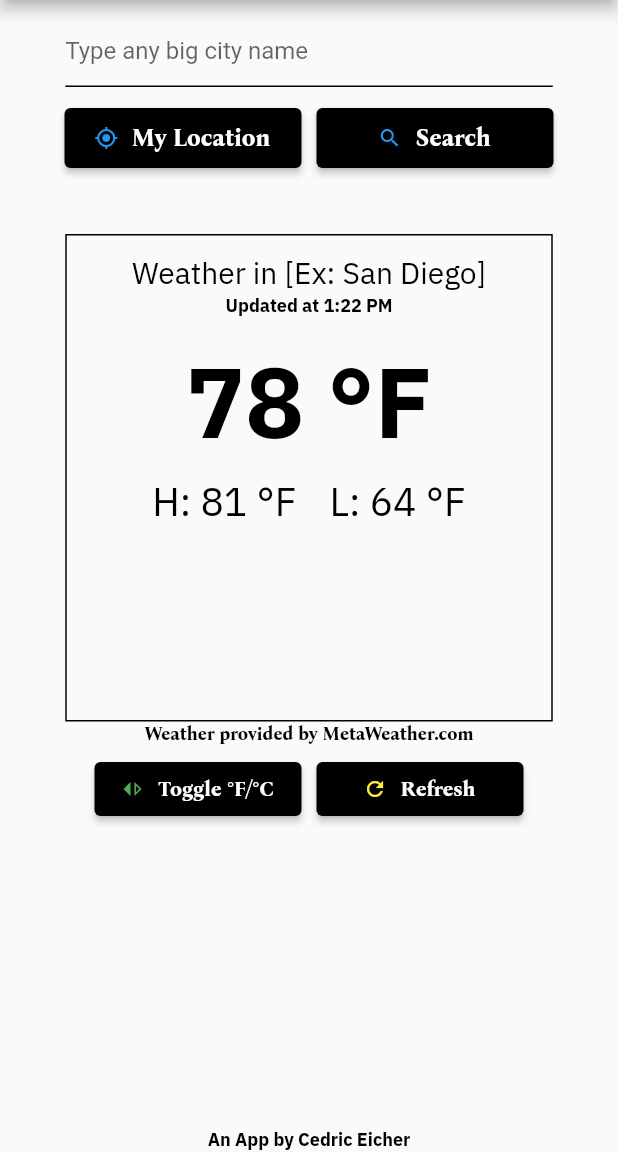
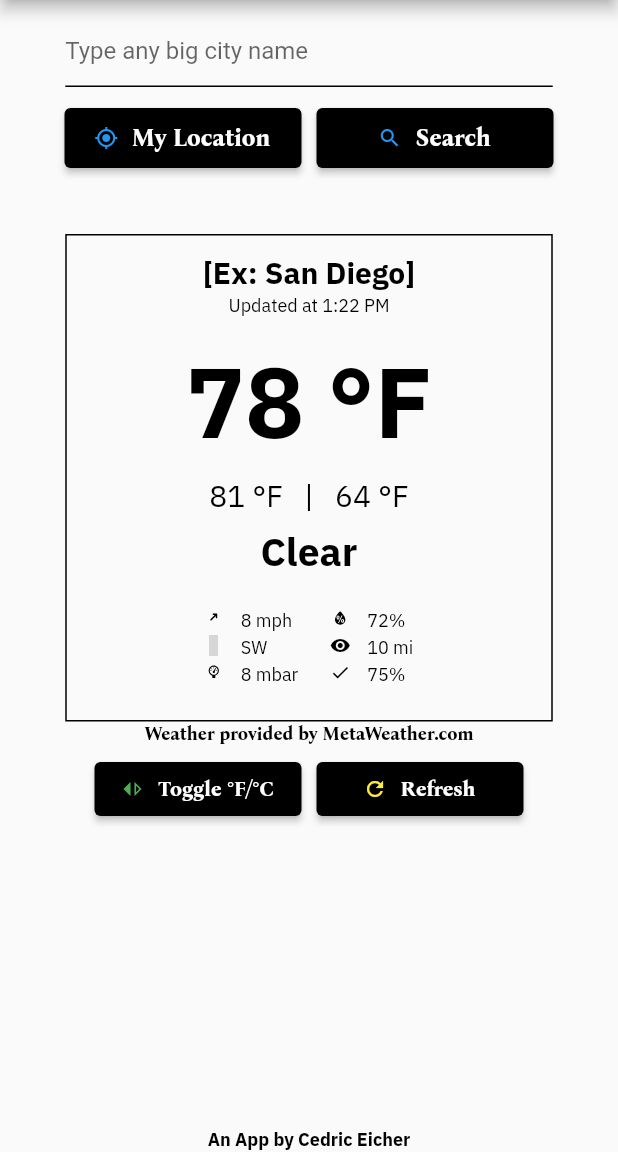
Before and after one commit to cedriceicher10/VeryGoodWeatherApp, a Flutter app: the screen it shows after launch, on a phone screen of 412 x 824 dp, the part 84-1236 px from its top. Run offline on Flutter 3.47's test engine with Material 2 defaults, Android fonts, the phone set to English and light mode, and no system bars; our stand-ins replace flutter_bloc, weather_icons; grey boxes are pictures that could not be loaded.

Commit message:
Added additional weather metrics and icons to the weather display

```diff
--- a/lib/weather_screen.dart
+++ b/lib/weather_screen.dart
@@ -4,6 +4,7 @@ import 'package:url_launcher/url_launcher.dart';
 import 'package:flutter_bloc/flutter_bloc.dart';
 import 'package:verygoodweatherapp/styles.dart';
 import 'package:verygoodweatherapp/weather_package.dart';
+import 'package:weather_icons/weather_icons.dart';
 import 'formatted_text.dart';
 import 'weather_cubit.dart';
 
@@ -57,7 +58,7 @@ class _WeatherScreenState extends State<WeatherScreen> {
                   const SizedBox(height: spacing * 4),
                   weatherContainer(
                       weather, weatherContainerWidth, weatherContainerHeight),
-                  meatWeatherConsideration(
+                  meatWeatherConsiderationText(
                       'Weather provided by MetaWeather.com'),
                   const SizedBox(height: spacing / 2),
                   Row(mainAxisAlignment: MainAxisAlignment.center, children: [
@@ -159,19 +160,133 @@ class _WeatherScreenState extends State<WeatherScreen> {
 
   Widget weatherDisplay(WeatherPackage weather) {
     return Column(children: [
-      weatherTitle('Weather in ${weather.locationName}'),
-      updateTime('Updated at ${weather.updateTime}'),
+      weatherTitle(weather.locationName),
+      updateTimeText('Updated at ${weather.updateTime}'),
       const SizedBox(height: 10),
-      currentTemp(weather.currentTemp.toStringAsFixed(0), weather.isFahrenheit),
+      currentTempText(
+          weather.currentTemp.toStringAsFixed(0), weather.isFahrenheit),
       const SizedBox(height: 5),
+      hiLoTempText(weather.highTemp.toStringAsFixed(0),
+          weather.lowTemp.toStringAsFixed(0), weather.isFahrenheit),
+      const SizedBox(height: 5),
+      weatherStateText(weather.weatherState),
+      const SizedBox(height: 20),
       Row(mainAxisAlignment: MainAxisAlignment.center, children: [
-        hiLoTemp(
-            weather.highTemp.toStringAsFixed(0), true, weather.isFahrenheit),
+        Column(
+          mainAxisAlignment: MainAxisAlignment.center,
+          crossAxisAlignment: CrossAxisAlignment.start,
+          children: [
+            weatherMetricText('${weather.windSpeed.toStringAsFixed(0)} mph', 1),
+            weatherMetricText('${weather.windDirection}', 2),
+            weatherMetricText(
+                '${weather.airPressure.toStringAsFixed(0)} mbar', 3)
+          ],
+        ),
         const SizedBox(width: 20),
-        hiLoTemp(
-            weather.lowTemp.toStringAsFixed(0), false, weather.isFahrenheit)
+        Column(
+          mainAxisAlignment: MainAxisAlignment.start,
+          crossAxisAlignment: CrossAxisAlignment.start,
+          children: [
+            weatherMetricText('${weather.humidity}%', 4),
+            weatherMetricText('${weather.visibility.toStringAsFixed(0)} mi', 5),
+            weatherMetricText('${weather.predictability}%', 6)
+          ],
+        ),
       ])
     ]);
+  }
+
+  Widget weatherMetricText(String text, int mode) {
+    double iconSize = 14;
+    Color iconColor = Colors.black;
+    Icon metricIcon = Icon(
+      WeatherIcons.day_sunny,
+      color: iconColor,
+      size: iconSize,
+    );
+    switch (mode) {
+      // Wind Speed
+      case 1:
+        {
+          metricIcon = Icon(
+            WeatherIcons.direction_up_right,
+            color: iconColor,
+            size: iconSize,
+          );
+        }
+        break;
+      // Wind Direction
+      case 2:
+        {
+          metricIcon = Icon(
+            WeatherIcons.wind_deg_225,
+            color: iconColor,
+            size: iconSize,
+          );
+        }
+        break;
+      // Air Pressure
+      case 3:
+        {
+          metricIcon = Icon(
+            WeatherIcons.barometer,
+            color: iconColor,
+            size: iconSize,
+          );
+        }
+        break;
+      // Humidity
+      case 4:
+        {
+          metricIcon = Icon(
+            WeatherIcons.humidity,
+            color: iconColor,
+            size: iconSize,
+          );
+        }
+        break;
+      // Visibility
+      case 5:
+        {
+          metricIcon = Icon(
+            Icons.visibility,
+            color: iconColor,
+            size: iconSize,
+          );
+        }
+        break;
+      // Predictability
+      case 6:
+        {
+          metricIcon = Icon(
+            Icons.check,
+            color: iconColor,
+            size: iconSize,
+          );
+        }
+        break;
+    }
+    return Row(
+      crossAxisAlignment: CrossAxisAlignment.start,
+      children: [
+        metricIcon,
+        const SizedBox(width: 10),
+        FormattedText(
+            text: text,
+            size: s_fontSizeExtraSmall,
+            color: Colors.black,
+            font: s_font_IBMPlexSans)
+      ],
+    );
+  }
+
+  Widget weatherStateText(String text) {
+    return FormattedText(
+        text: text,
+        size: s_fontSizeMedLarge,
+        color: Colors.black,
+        font: s_font_IBMPlexSans,
+        weight: FontWeight.bold);
   }
 
   Widget weatherTitle(String text) {
@@ -179,19 +294,19 @@ class _WeatherScreenState extends State<WeatherScreen> {
         text: text,
         size: s_fontSizeMedium,
         color: Colors.black,
-        font: s_font_IBMPlexSans);
+        font: s_font_IBMPlexSans,
+        weight: FontWeight.bold);
   }
 
-  Widget updateTime(String text) {
+  Widget updateTimeText(String text) {
     return FormattedText(
         text: text,
         size: s_fontSizeExtraSmall,
         color: Colors.black,
-        font: s_font_IBMPlexSans,
-        weight: FontWeight.bold);
+        font: s_font_IBMPlexSans);
   }
 
-  Widget currentTemp(String text, bool isFahrenheit) {
+  Widget currentTempText(String text, bool isFahrenheit) {
     if (isFahrenheit) {
       text = text + ' °F';
     } else {
@@ -205,20 +320,16 @@ class _WeatherScreenState extends State<WeatherScreen> {
         weight: FontWeight.bold);
   }
 
-  Widget hiLoTemp(String text, bool isHigh, bool isFahrenheit) {
+  Widget hiLoTempText(String highTemp, String lowTemp, bool isFahrenheit) {
+    String text = '';
     if (isFahrenheit) {
-      text = text + ' °F';
+      text = '$highTemp °F   |   $lowTemp °F';
     } else {
-      text = text + ' °C';
-    }
-    if (isHigh) {
-      text = 'H: ' + text;
-    } else {
-      text = 'L: ' + text;
+      text = '$highTemp °C   |   $lowTemp °C';
     }
     return FormattedText(
       text: text,
-      size: s_fontSizeMedLarge,
+      size: s_fontSizeMedium,
       color: Colors.black,
       font: s_font_IBMPlexSans,
     );
@@ -304,7 +415,7 @@ class _WeatherScreenState extends State<WeatherScreen> {
         weight: FontWeight.bold);
   }
 
-  Widget meatWeatherConsideration(String text) {
+  Widget meatWeatherConsiderationText(String text) {
     return FormattedText(
         text: text,
         size: s_fontSizeExtraSmall,
--- a/pubspec.yaml
+++ b/pubspec.yaml
@@ -34,6 +34,7 @@ dependencies:
   equatable: ^2.0.3
   url_launcher: ^6.0.17
   intl: ^0.17.0
+  weather_icons: ^3.0.0
 
 
   # The following adds the Cupertino Icons font to your application.
```
Also changed, not shown: pubspec.lock.
